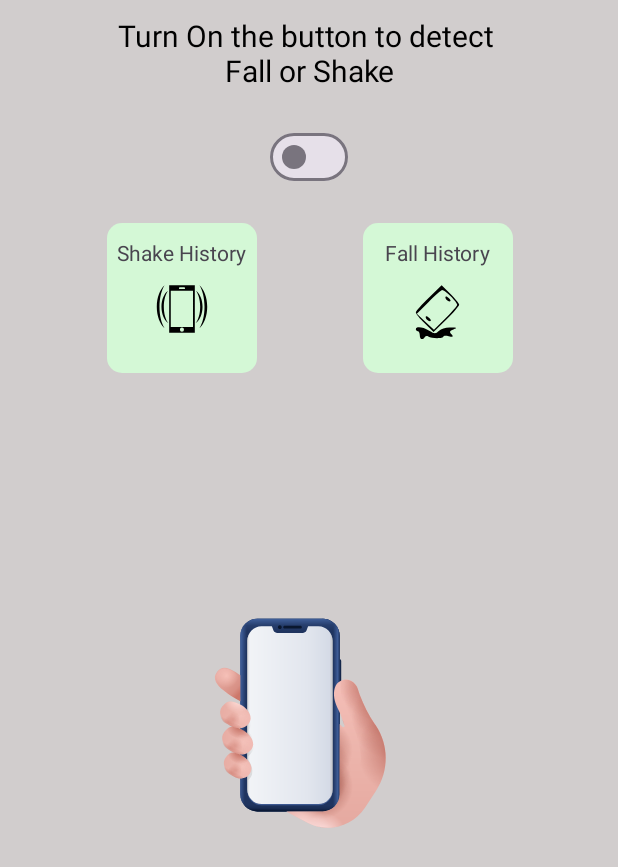
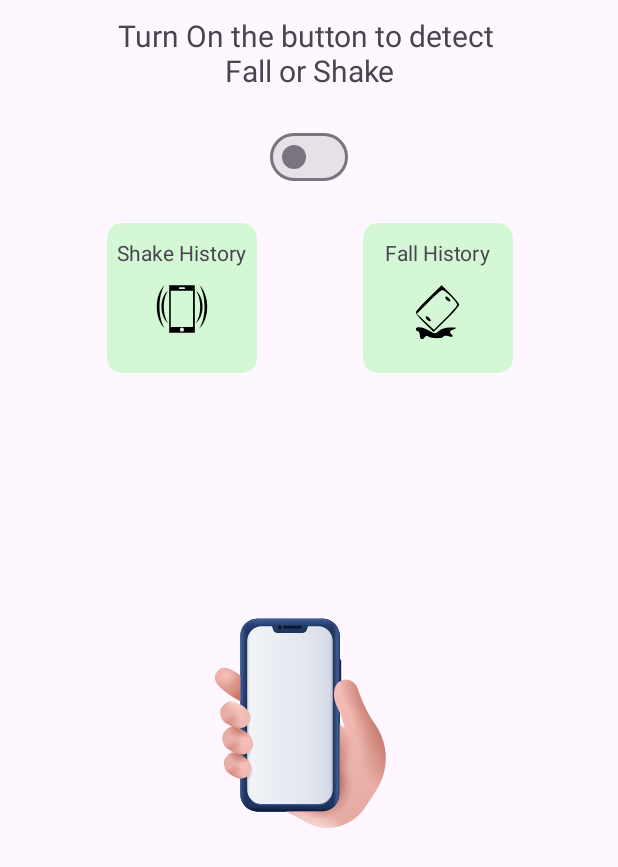
Before and after one commit to zeeshantaj/Fall_Shake_Detect, an Android app: the screen it shows after launch (Shake_and_Fall_Activity), on a phone screen of 412 x 824 dp. Shown: the top 867 px of the screen. Run offline under Robolectric (Android 15) with nearby library versions, the phone set to English and light mode, and no system bars.

```diff
--- a/app/src/main/java/com/example/shake_and_fall_check_app/Notification/ShakeFallNotificationService.java
+++ b/app/src/main/java/com/example/shake_and_fall_check_app/Notification/ShakeFallNotificationService.java
@@ -30,7 +30,7 @@ public class ShakeFallNotificationService extends Service implements SensorEvent
     private SensorManager sensorManager;
     private Sensor accelerometerSensor;
     public final float FALL_THRESHOLD = 40.8f * 2; // 2g threshold for fall detection
-    public  final int SHAKE_SLOP_TIME_MS = 500; // minimum time between two shake events
+    public  final int SHAKE_SLOP_TIME_MS = 5000; // minimum time between two shake events
     public  final float SHAKE_THRESHOLD = 29; // acceleration threshold for shake detection
 
     public  long lastShakeTime = 0;
--- a/app/src/main/java/com/example/shake_and_fall_check_app/Shake_and_Fall_Activity.java
+++ b/app/src/main/java/com/example/shake_and_fall_check_app/Shake_and_Fall_Activity.java
@@ -15,6 +15,7 @@ import android.util.Log;
 import android.view.View;
 import android.widget.CompoundButton;
 import android.widget.LinearLayout;
+import android.widget.TextView;
 import android.widget.Toast;
 
 import com.airbnb.lottie.LottieAnimationView;
@@ -27,13 +28,11 @@ public class Shake_and_Fall_Activity extends AppCompatActivity {
 
     private SensorManager sensorManager;
     private Sensor accelerometerSensor;
-
     private MaterialSwitch detectSwitchBtn;
     private SharedPreferences sharedPreferences;
-    int flag = 0;
     private LottieAnimationView animationView;
     private LinearLayout shakeHistoryBtn, fallHistoryBtn;
-
+    private TextView textView;
     @Override
     protected void onCreate(Bundle savedInstanceState) {
         super.onCreate(savedInstanceState);
@@ -42,9 +41,10 @@ public class Shake_and_Fall_Activity extends AppCompatActivity {
         sensorManager = (SensorManager) getSystemService(Context.SENSOR_SERVICE);
         accelerometerSensor = sensorManager.getDefaultSensor(Sensor.TYPE_ACCELEROMETER);
         detectSwitchBtn = findViewById(R.id.detectSwitch);
+        textView = findViewById(R.id.textView);
         shakeHistoryBtn = findViewById(R.id.shakeHistory);
         fallHistoryBtn = findViewById(R.id.fallHistory);
-//
+
          animationView = findViewById(R.id.animation_view);
 
         sharedPreferences = getSharedPreferences("MyPrefs", MODE_PRIVATE);
@@ -52,12 +52,14 @@ public class Shake_and_Fall_Activity extends AppCompatActivity {
         boolean isCheckedInitial = sharedPreferences.getBoolean("switchState", false);
         if (isCheckedInitial) {
             Toast.makeText(this, "Active", Toast.LENGTH_SHORT).show();
+            textView.setText(R.string.detection_started);
             animationView.playAnimation();
             startService(new Intent(this, ShakeFallNotificationService.class));
         } else {
             Toast.makeText(this, "InActive", Toast.LENGTH_SHORT).show();
             animationView.cancelAnimation();
-
+            textView.setText(R.string.turn_on_the_button_to_detect_nfall_or_shake);
+            textView.setVisibility(View.VISIBLE);
             stopService(new Intent(this, ShakeFallNotificationService.class));
         }
 
@@ -66,13 +68,14 @@ public class Shake_and_Fall_Activity extends AppCompatActivity {
 
             if (isChecked) {
                 Toast.makeText(this, "Active", Toast.LENGTH_SHORT).show();
-                //registerSensorListener();
+                textView.setText(R.string.detection_started);
                 animationView.playAnimation();
                 startService(new Intent(this, ShakeFallNotificationService.class));
             } else {
                 Toast.makeText(this, "InActive", Toast.LENGTH_SHORT).show();
                 stopService(new Intent(this, ShakeFallNotificationService.class));
                 animationView.cancelAnimation();
+                textView.setText(R.string.turn_on_the_button_to_detect_nfall_or_shake);
             }
             sharedPreferences.edit().putBoolean("switchState", isChecked).apply();
 
@@ -85,19 +88,6 @@ public class Shake_and_Fall_Activity extends AppCompatActivity {
             setIntent(true);
         });
     }
-    private void changeState() {
-        if (flag == 0) {
-            animationView.setMinAndMaxProgress(0f, 0.43f); //Here, calculation is done on the basis of start and stop frame divided by the total number of frames
-            animationView.playAnimation();
-            flag = 1;
-            //---- Your code here------
-        } else {
-            animationView.setMinAndMaxProgress(0.5f, 1f);
-            animationView.playAnimation();
-            flag = 0;
-            //---- Your code here------
-        }
-    }
     private void setIntent(boolean isTrue) {
         Intent intent = new Intent(this, Details_Activity.class);
         intent.putExtra("isHistory", isTrue);
--- a/app/src/main/res/layout/activity_shake_and_fall.xml
+++ b/app/src/main/res/layout/activity_shake_and_fall.xml
@@ -4,30 +4,27 @@
     xmlns:tools="http://schemas.android.com/tools"
     android:layout_width="match_parent"
     android:layout_height="match_parent"
-    tools:context=".Shake_and_Fall_Activity"
-    android:background="@color/grey">
+    tools:context=".Shake_and_Fall_Activity">
 
     <TextView
         android:id="@+id/textView"
         android:layout_width="wrap_content"
         android:layout_height="wrap_content"
         android:padding="10dp"
-        android:text="Turn On the button to detect \nFall or Shake"
+        android:text="@string/turn_on_the_button_to_detect_nfall_or_shake"
         android:textAlignment="center"
-        android:textColor="@color/black"
         android:textSize="20sp"
         app:layout_constraintEnd_toEndOf="parent"
         app:layout_constraintStart_toStartOf="parent"
         app:layout_constraintTop_toTopOf="parent" />
-
     <com.google.android.material.materialswitch.MaterialSwitch
         android:id="@+id/detectSwitch"
         android:layout_width="wrap_content"
         android:layout_height="wrap_content"
+        android:layout_marginTop="10dp"
         android:padding="10dp"
-        android:layout_marginTop="10dp"
-        app:layout_constraintEnd_toEndOf="parent"
-        app:layout_constraintStart_toStartOf="parent"
+        app:layout_constraintEnd_toEndOf="@+id/textView"
+        app:layout_constraintStart_toStartOf="@+id/textView"
         app:layout_constraintTop_toBottomOf="@+id/textView" />
 
     <LinearLayout
--- a/app/src/main/res/layout/detect_item_layout.xml
+++ b/app/src/main/res/layout/detect_item_layout.xml
@@ -16,9 +16,9 @@
             android:id="@+id/detect_item_title"
             android:layout_width="wrap_content"
             android:layout_height="wrap_content"
-            android:text="shake detected"
             android:textSize="18sp"
             android:padding="5dp"
+            android:textColor="@color/black"
             app:layout_constraintStart_toStartOf="parent"
             app:layout_constraintTop_toTopOf="parent" />
 
@@ -26,9 +26,9 @@
             android:id="@+id/detect_item_acceleration"
             android:layout_width="wrap_content"
             android:layout_height="wrap_content"
-            android:text="acceleration 42.4422"
             android:textSize="18sp"
             android:padding="4dp"
+            android:textColor="@color/black"
             app:layout_constraintStart_toStartOf="@+id/detect_item_title"
             app:layout_constraintTop_toBottomOf="@+id/detect_item_title" />
 
@@ -36,9 +36,9 @@
             android:id="@+id/detect_item_time"
             android:layout_width="wrap_content"
             android:layout_height="wrap_content"
-            android:text="12/12/1211 12:32:33:pm"
             android:textSize="14sp"
             android:padding="3dp"
+            android:textColor="@color/black"
             app:layout_constraintStart_toStartOf="@+id/detect_item_acceleration"
             app:layout_constraintTop_toBottomOf="@+id/detect_item_acceleration" />
     </androidx.constraintlayout.widget.ConstraintLayout>
--- a/app/src/main/res/values/strings.xml
+++ b/app/src/main/res/values/strings.xml
@@ -5,4 +5,6 @@
     <string name="nothing_to_show">Nothing to show</string>
     <string name="shake_details">Shake Details</string>
     <string name="fall_details">Fall Details</string>
+    <string name="turn_on_the_button_to_detect_nfall_or_shake">Turn On the button to detect \nFall or Shake</string>
+    <string name="detection_started">Detection Started!\n</string>
 </resources>
```
